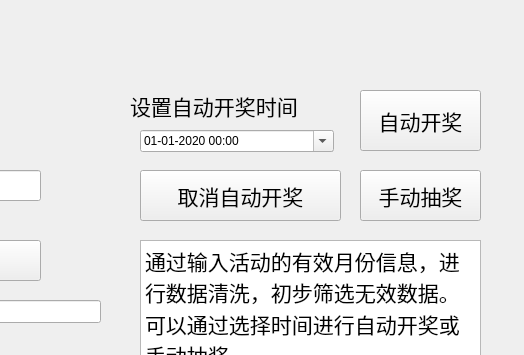
Old version of the form Gui.ui in the repository naivsheng/GewinnSpiel; both pictures show x 230 to 754 and y 0 to 355 of the 754 by 565 pixel window.
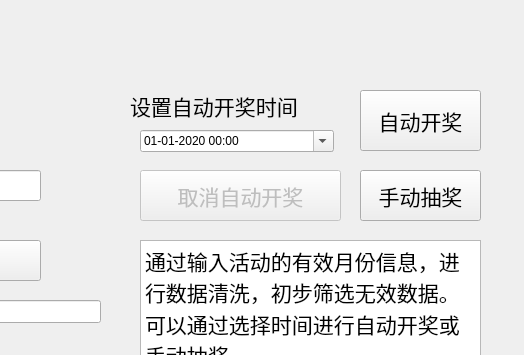
New version of the form.

```diff
--- a/Gui.ui
+++ b/Gui.ui
@@ -158,6 +158,9 @@
     </property>
    </widget>
    <widget class="QPushButton" name="pushButton_4">
+    <property name="enabled">
+     <bool>false</bool>
+    </property>
     <property name="geometry">
      <rect>
       <x>370</x>
```
Left out of the diff: 14 changed lines with no effect on the pictures.
